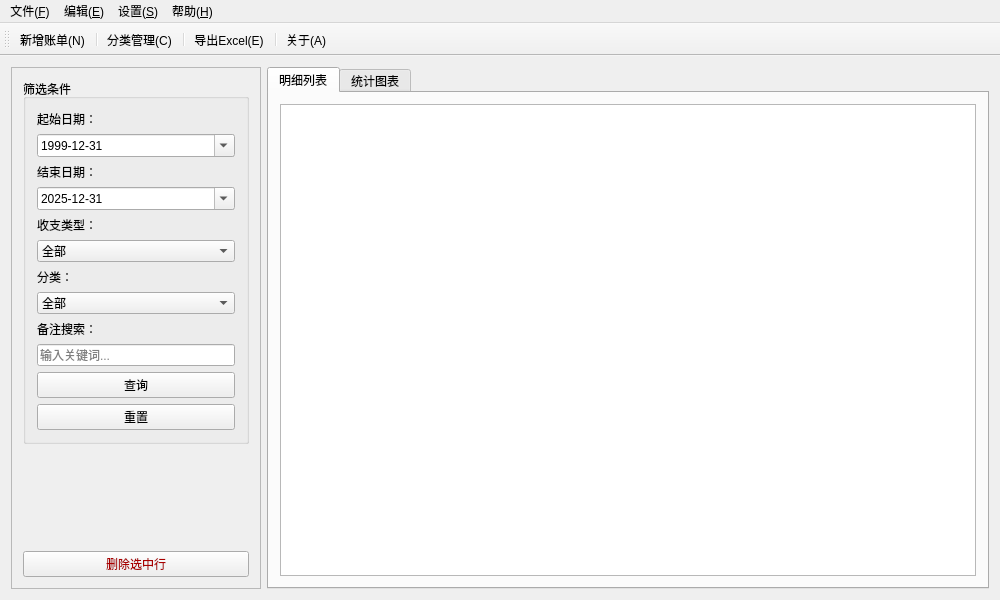
Old version of the form mainwindow.ui in the repository Carlo-Chan/FinanceManager.
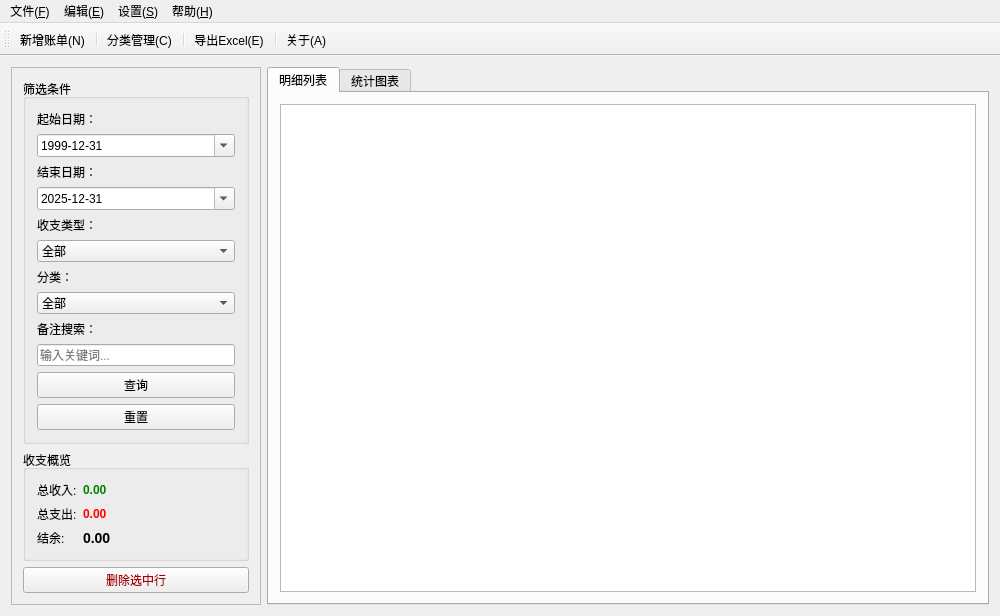
New version of the form. Icons and pictures are not drawn. Custom widgets are drawn as their Qt base class.

Commit message: feat: 实现收支概览模块

What changed in the file:
```diff
--- a/mainwindow.ui
+++ b/mainwindow.ui
@@ -219,6 +219,66 @@
          </property>
         </spacer>
        </item>
+       <item>
+        <widget class="QGroupBox" name="groupBox_Summary">
+         <property name="title">
+          <string>收支概览</string>
+         </property>
+         <layout class="QFormLayout" name="formLayout_Summary">
+          <item row="0" column="0">
+           <widget class="QLabel" name="label_7">
+            <property name="text">
+             <string>总收入:</string>
+            </property>
+           </widget>
+          </item>
+          <item row="0" column="1">
+           <widget class="QLabel" name="lbl_TotalIncome">
+            <property name="text">
+             <string>0.00</string>
+            </property>
+            <property name="styleSheet">
+             <string notr="true">color: green; font-weight: bold;</string>
+            </property>
+           </widget>
+          </item>
+          <item row="1" column="0">
+           <widget class="QLabel" name="label_9">
+            <property name="text">
+             <string>总支出:</string>
+            </property>
+           </widget>
+          </item>
+          <item row="1" column="1">
+           <widget class="QLabel" name="lbl_TotalExpense">
+            <property name="text">
+             <string>0.00</string>
+            </property>
+            <property name="styleSheet">
+             <string notr="true">color: red; font-weight: bold;</string>
+            </property>
+           </widget>
+          </item>
+          <item row="2" column="0">
+           <widget class="QLabel" name="label_11">
+            <property name="text">
+             <string>结余:</string>
+            </property>
+           </widget>
+          </item>
+          <item row="2" column="1">
+           <widget class="QLabel" name="lbl_TotalBalance">
+            <property name="text">
+             <string>0.00</string>
+            </property>
+            <property name="styleSheet">
+             <string notr="true">font-weight: bold; font-size: 14px;</string>
+            </property>
+           </widget>
+          </item>
+         </layout>
+        </widget>
+       </item>
        <item>
         <widget class="QPushButton" name="btn_Delete">
          <property name="styleSheet">
```
The commit also changes 2 other files.
